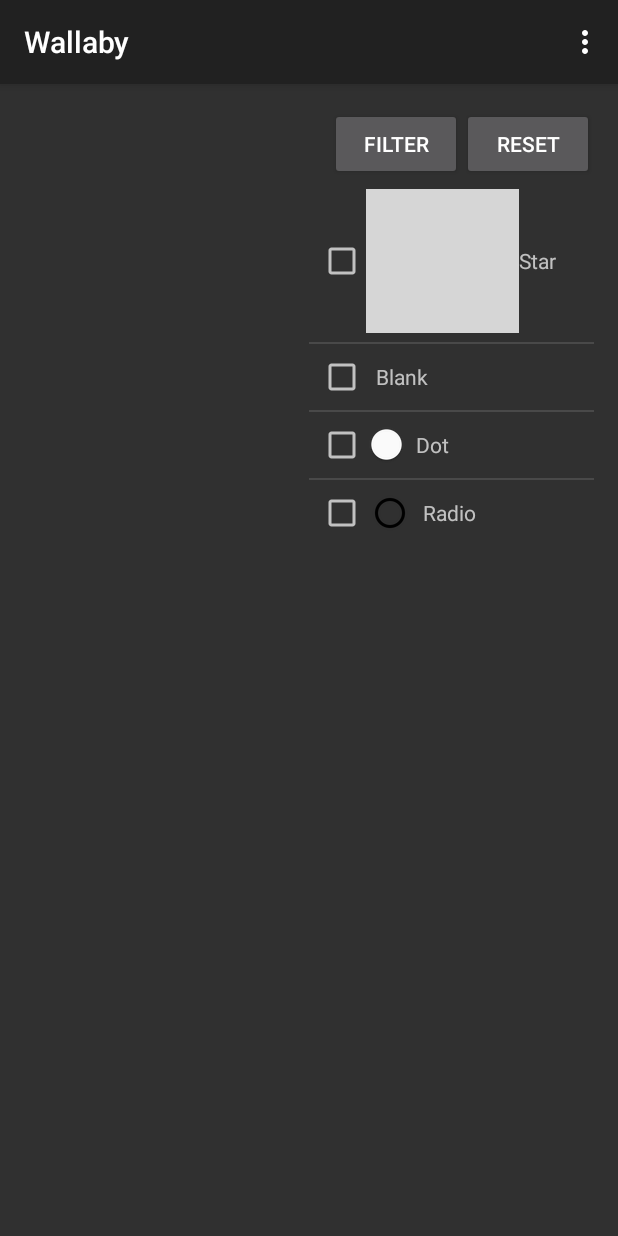
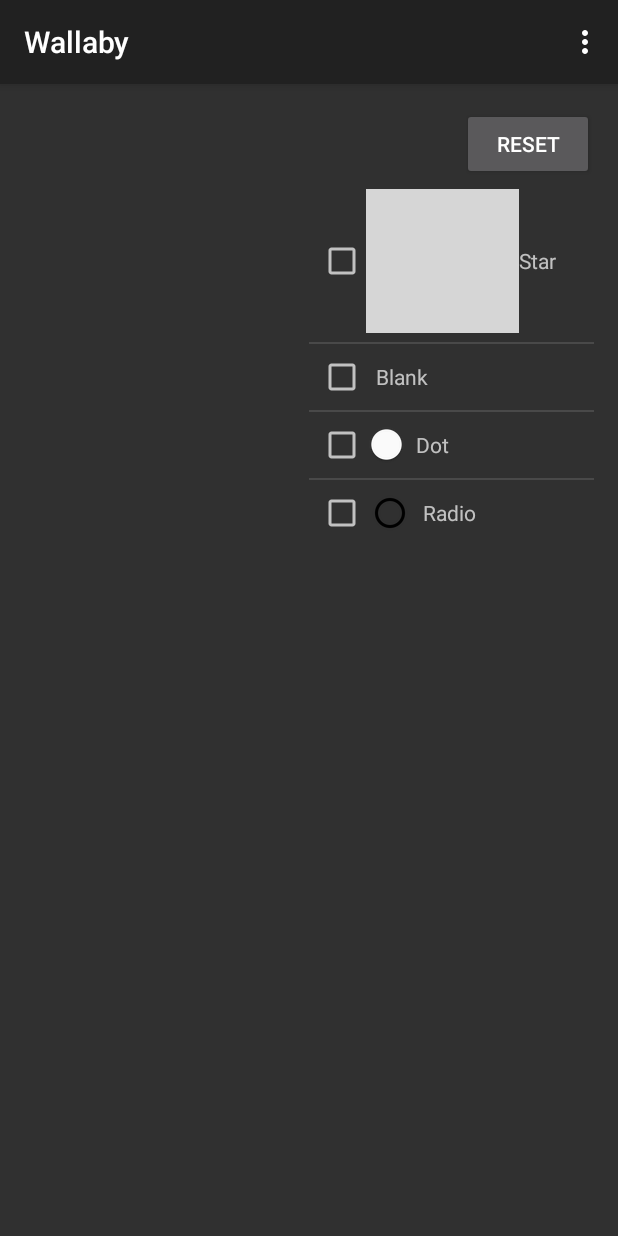
Before and after one commit to styx/wallaby, an Android app: the screen it shows after launch (MainActivity), on a phone screen of 412 x 824 dp. Run offline under Robolectric (Android 15) with nearby library versions, the phone set to English and light mode, and no system bars; grey boxes are pictures that could not be loaded.

Commit message:
Remove Filter button

```diff
--- a/app/src/main/java/by/styx/wallaby/MainActivityFragment.java
+++ b/app/src/main/java/by/styx/wallaby/MainActivityFragment.java
@@ -57,15 +57,6 @@ public class MainActivityFragment extends Fragment {
             @Override
             public void onClick(View v) {
                 resetFilter();
-            }
-        });
-
-
-        Button doFilter = (Button) view.findViewById(R.id.doFilter);
-        doFilter.setOnClickListener(new View.OnClickListener() {
-            @Override
-            public void onClick(View v) {
-                doFilter();
             }
         });
 
@@ -142,6 +133,4 @@ public class MainActivityFragment extends Fragment {
 
         flagsAdapter.getFilter().filter(s);
     }
-
-
 }
--- a/app/src/main/res/layout/fragment_main.xml
+++ b/app/src/main/res/layout/fragment_main.xml
@@ -33,15 +33,6 @@
         android:layout_alignParentEnd="true">
 
         <Button
-            android:id="@+id/doFilter"
-            android:layout_width="wrap_content"
-            android:layout_height="wrap_content"
-            android:text="@string/doFilter"
-            android:layout_alignParentTop="true"
-            android:layout_toLeftOf="@+id/resetFilter"
-            android:layout_toStartOf="@+id/resetFilter" />
-
-        <Button
             android:id="@+id/resetFilter"
             android:layout_width="wrap_content"
             android:layout_height="wrap_content"
```
